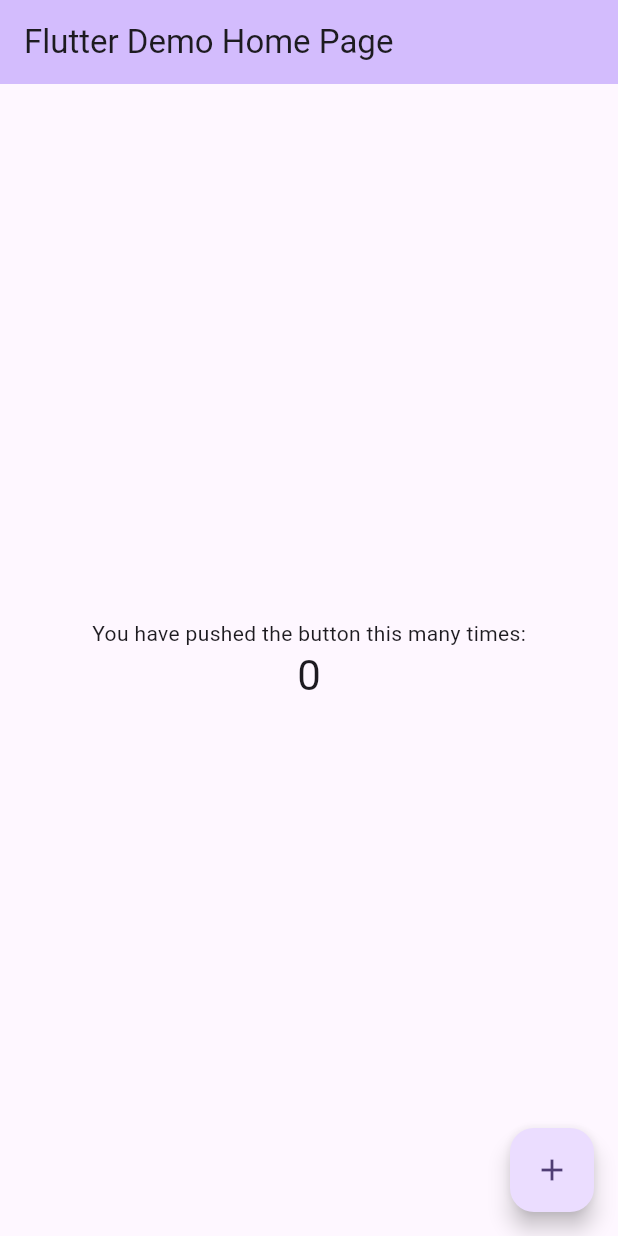
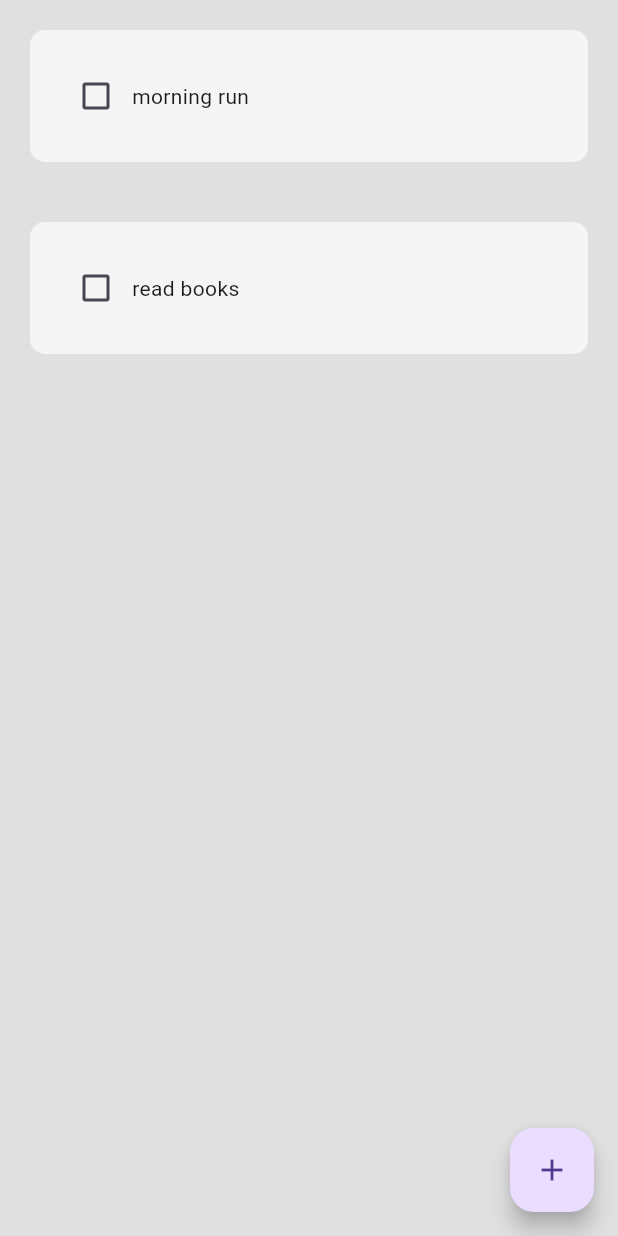
Before and after one commit to Antony-Berlin/habit-tracker, a Flutter app: the screen it shows after launch, on a phone screen of 412 x 824 dp. Run offline on Flutter 3.47's test engine with Material 3 defaults, Android fonts, the phone set to English and light mode, and no system bars.

Commit message:
created habit list UI
- created a habit list UI element
- added checkbox  to list element
- created add habit button

```diff
--- /dev/null
+++ b/habit_tracker/lib/components/habit_tile.dart
@@ -0,0 +1,41 @@
+import 'package:flutter/material.dart';
+
+class HabitTile extends StatelessWidget {
+
+  final String habitName;
+  final bool habitCompleted;
+  final Function(bool?)? onchanged;
+
+  const HabitTile({
+    super.key,
+    required this.habitName,
+    required this. habitCompleted,
+    required this.onchanged
+  });
+
+  @override
+  Widget build(BuildContext context) {
+    return Padding(
+      padding: const EdgeInsets.all(20.0),
+      child: Container(
+
+        padding: const EdgeInsets.all(20),
+
+        decoration: BoxDecoration(
+          color: Colors.grey[100],
+          borderRadius: BorderRadius.circular(10)
+        ),
+
+        child: Row(
+          children: [
+            Checkbox(
+              value: habitCompleted,
+              onChanged: onchanged
+            ),
+            Text(habitName),
+          ],
+        ),
+      ),
+    );
+  }
+}
--- /dev/null
+++ b/habit_tracker/lib/components/my_fab.dart
@@ -0,0 +1,13 @@
+import 'package:flutter/material.dart';
+
+class MyFloatingActionButton extends StatelessWidget {
+  const MyFloatingActionButton({super.key});
+
+  @override
+  Widget build(BuildContext context) {
+    return FloatingActionButton(
+      onPressed: () {},
+      child: const Icon(Icons.add)
+    );
+  }
+}
--- a/habit_tracker/lib/main.dart
+++ b/habit_tracker/lib/main.dart
@@ -1,125 +1,24 @@
 import 'package:flutter/material.dart';
+import 'package:habit_tracker/pages/home_page.dart';
 
 void main() {
   runApp(const MyApp());
 }
 
-class MyApp extends StatelessWidget {
+class MyApp extends StatefulWidget {
   const MyApp({super.key});
 
-  // This widget is the root of your application.
+  @override
+  State<MyApp> createState() => _MyAppState();
+}
+
+class _MyAppState extends State<MyApp> {
   @override
   Widget build(BuildContext context) {
-    return MaterialApp(
-      title: 'Flutter Demo',
-      theme: ThemeData(
-        // This is the theme of your application.
-        //
-        // TRY THIS: Try running your application with "flutter run". You'll see
-        // the application has a purple toolbar. Then, without quitting the app,
-        // try changing the seedColor in the colorScheme below to Colors.green
-        // and then invoke "hot reload" (save your changes or press the "hot
-        // reload" button in a Flutter-supported IDE, or press "r" if you used
-        // the command line to start the app).
-        //
-        // Notice that the counter didn't reset back to zero; the application
-        // state is not lost during the reload. To reset the state, use hot
-        // restart instead.
-        //
-        // This works for code too, not just values: Most code changes can be
-        // tested with just a hot reload.
-        colorScheme: ColorScheme.fromSeed(seedColor: Colors.deepPurple),
-        useMaterial3: true,
-      ),
-      home: const MyHomePage(title: 'Flutter Demo Home Page'),
+    return  MaterialApp(
+      debugShowCheckedModeBanner: false,
+      home: HomePage(),
+      theme: ThemeData(primarySwatch: Colors.amber),
     );
   }
 }
-
-class MyHomePage extends StatefulWidget {
-  const MyHomePage({super.key, required this.title});
-
-  // This widget is the home page of your application. It is stateful, meaning
-  // that it has a State object (defined below) that contains fields that affect
-  // how it looks.
-
-  // This class is the configuration for the state. It holds the values (in this
-  // case the title) provided by the parent (in this case the App widget) and
-  // used by the build method of the State. Fields in a Widget subclass are
-  // always marked "final".
-
-  final String title;
-
-  @override
-  State<MyHomePage> createState() => _MyHomePageState();
-}
-
-class _MyHomePageState extends State<MyHomePage> {
-  int _counter = 0;
-
-  void _incrementCounter() {
-    setState(() {
-      // This call to setState tells the Flutter framework that something has
-      // changed in this State, which causes it to rerun the build method below
-      // so that the display can reflect the updated values. If we changed
-      // _counter without calling setState(), then the build method would not be
-      // called again, and so nothing would appear to happen.
-      _counter++;
-    });
-  }
-
-  @override
-  Widget build(BuildContext context) {
-    // This method is rerun every time setState is called, for instance as done
-    // by the _incrementCounter method above.
-    //
-    // The Flutter framework has been optimized to make rerunning build methods
-    // fast, so that you can just rebuild anything that needs updating rather
-    // than having to individually change instances of widgets.
-    return Scaffold(
-      appBar: AppBar(
-        // TRY THIS: Try changing the color here to a specific color (to
-        // Colors.amber, perhaps?) and trigger a hot reload to see the AppBar
-        // change color while the other colors stay the same.
-        backgroundColor: Theme.of(context).colorScheme.inversePrimary,
-        // Here we take the value from the MyHomePage object that was created by
-        // the App.build method, and use it to set our appbar title.
-        title: Text(widget.title),
-      ),
-      body: Center(
-        // Center is a layout widget. It takes a single child and positions it
-        // in the middle of the parent.
-        child: Column(
-          // Column is also a layout widget. It takes a list of children and
-          // arranges them vertically. By default, it sizes itself to fit its
-          // children horizontally, and tries to be as tall as its parent.
-          //
-          // Column has various properties to control how it sizes itself and
-          // how it positions its children. Here we use mainAxisAlignment to
-          // center the children vertically; the main axis here is the vertical
-          // axis because Columns are vertical (the cross axis would be
-          // horizontal).
-          //
-          // TRY THIS: Invoke "debug painting" (choose the "Toggle Debug Paint"
-          // action in the IDE, or press "p" in the console), to see the
-          // wireframe for each widget.
-          mainAxisAlignment: MainAxisAlignment.center,
-          children: <Widget>[
-            const Text(
-              'You have pushed the button this many times:',
-            ),
-            Text(
-              '$_counter',
-              style: Theme.of(context).textTheme.headlineMedium,
-            ),
-          ],
-        ),
-      ),
-      floatingActionButton: FloatingActionButton(
-        onPressed: _incrementCounter,
-        tooltip: 'Increment',
-        child: const Icon(Icons.add),
-      ), // This trailing comma makes auto-formatting nicer for build methods.
-    );
-  }
-}
--- /dev/null
+++ b/habit_tracker/lib/pages/home_page.dart
@@ -0,0 +1,42 @@
+import 'package:flutter/material.dart';
+import 'package:habit_tracker/components/habit_tile.dart';
+import 'package:habit_tracker/components/my_fab.dart';
+
+class HomePage extends StatefulWidget {
+  const HomePage({super.key});
+
+  @override
+  State<HomePage> createState() => _HomePageState();
+}
+
+class _HomePageState extends State<HomePage> {
+
+  List todayHabitList = [
+    ["morning run", false],
+    ["read books", false]
+  ];
+
+  void checkBoxTapped(bool? value, int index){
+    setState(() {
+      todayHabitList[index][1] = value!;
+    });
+  }
+
+  @override
+  Widget build(BuildContext context) {
+    return Scaffold(
+      backgroundColor: Colors.grey[300],
+      floatingActionButton: const MyFloatingActionButton(),
+      body: ListView.builder(
+        itemCount: todayHabitList.length,
+        itemBuilder: (context, index){
+          return HabitTile(
+            habitName: todayHabitList[index][0],
+            habitCompleted: todayHabitList[index][1],
+            onchanged: (value) => checkBoxTapped(value, index),
+          );
+        }
+        )
+    );
+  }
+}
```
